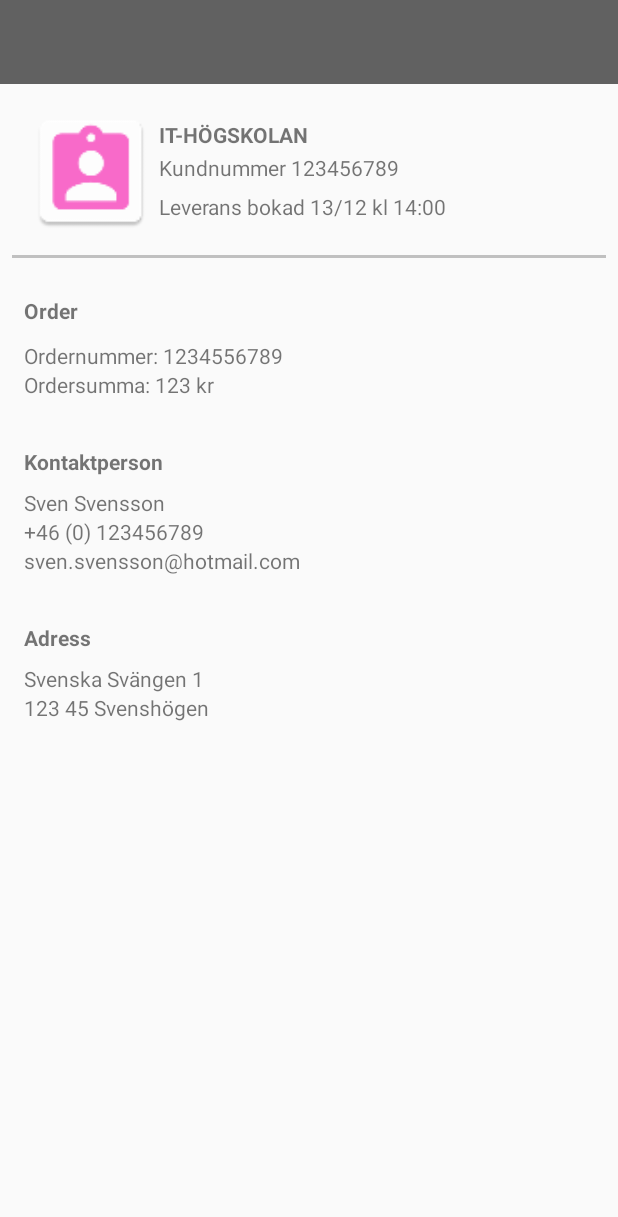
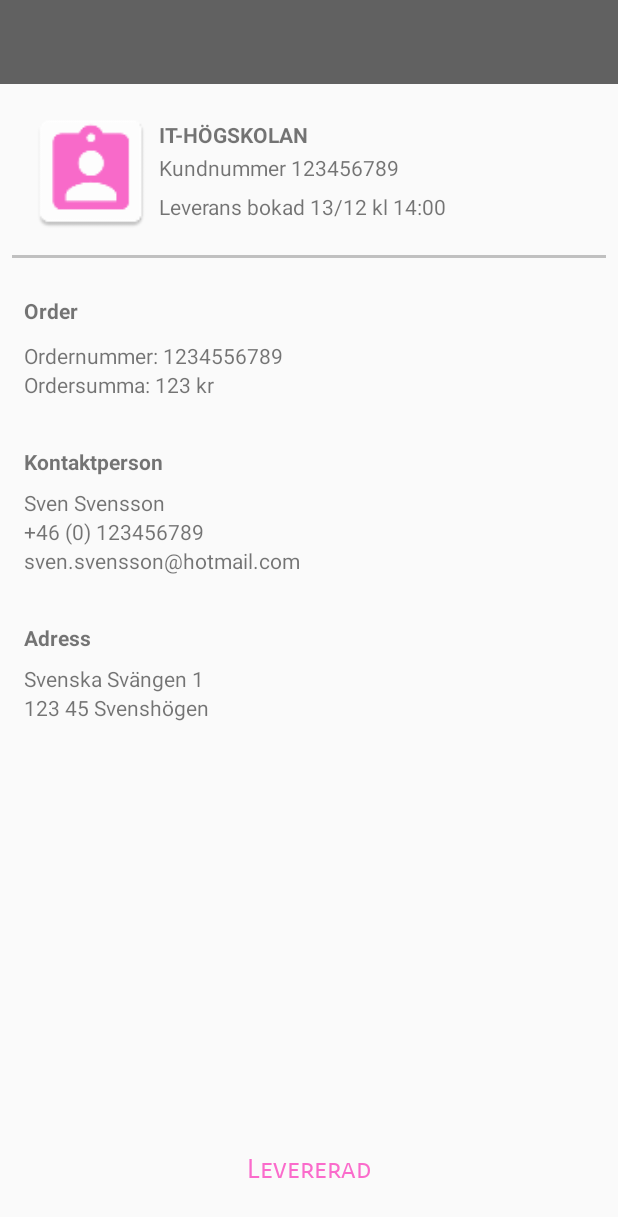
Before and after one commit to fransbernhard/Delivery, an Android app: the layout activity_detail.xml on its own in the app's theme, with its tools: preview values and no code run, on a phone screen of 412 x 824 dp. Shown: the top 1217 px of the screen. Run offline under Robolectric (Android 15) with nearby library versions, the phone set to English and light mode, and no system bars; Roboto replaces fonts that are not available here.

Commit message:
Adding deliverd text

```diff
--- a/app/src/main/res/layout/activity_detail.xml
+++ b/app/src/main/res/layout/activity_detail.xml
@@ -182,4 +182,23 @@
         app:layout_constraintBottom_toBottomOf="parent"
         app:layout_constraintEnd_toEndOf="parent"
         app:layout_constraintStart_toStartOf="parent" />
+
+    <TextView
+        android:id="@+id/LeveransText"
+        android:layout_width="191dp"
+        android:layout_height="45dp"
+        android:layout_marginBottom="10dp"
+        android:layout_marginEnd="8dp"
+        android:layout_marginStart="8dp"
+        android:fontFamily="sans-serif-smallcaps"
+        android:onClick="clickSave"
+        android:text="Levererad"
+        android:textAlignment="center"
+        android:textColor="@color/colorButton"
+        android:textSize="18sp"
+        app:layout_constraintBottom_toBottomOf="parent"
+        app:layout_constraintEnd_toEndOf="parent"
+        app:layout_constraintHorizontal_bias="0.502"
+        app:layout_constraintStart_toStartOf="parent" />
+
 </android.support.constraint.ConstraintLayout>
```
